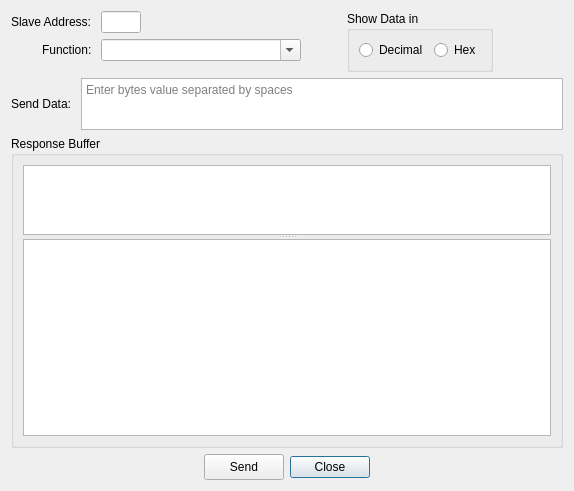
Old version of the form omodscan/dialogs/dialogusermsg.ui in the repository sanny32/OpenModScan.
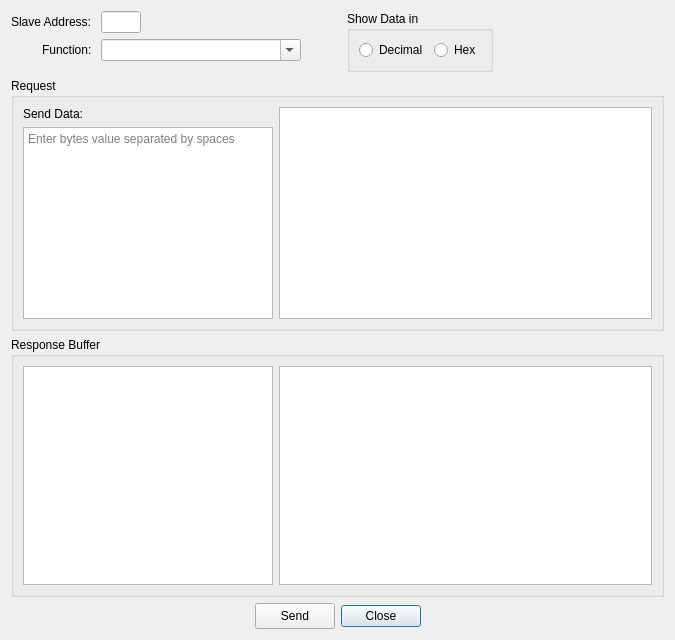
New version of the form. Custom widgets are drawn as their Qt base class.

Commit message: Working to redesign user message dialog

Diff of the .ui file:
```diff
--- a/omodscan/dialogs/dialogusermsg.ui
+++ b/omodscan/dialogs/dialogusermsg.ui
@@ -6,8 +6,8 @@
    <rect>
     <x>0</x>
     <y>0</y>
-    <width>574</width>
-    <height>491</height>
+    <width>675</width>
+    <height>640</height>
    </rect>
   </property>
   <property name="windowTitle">
@@ -133,15 +133,19 @@
     </layout>
    </item>
    <item>
-    <layout class="QHBoxLayout" name="horizontalLayout_4">
-     <item>
+    <widget class="QGroupBox" name="groupBox">
+     <property name="title">
+      <string>Request</string>
+     </property>
+     <layout class="QGridLayout" name="gridLayout">
+      <item row="0" column="1">
       <widget class="QLabel" name="labelSendData">
        <property name="text">
         <string>Send Data: </string>
        </property>
       </widget>
      </item>
-     <item>
+      <item row="1" column="1" rowspan="2">
       <widget class="ByteListTextEdit" name="sendData">
        <property name="sizePolicy">
         <sizepolicy hsizetype="Expanding" vsizetype="Fixed">
@@ -151,8 +155,8 @@
        </property>
        <property name="maximumSize">
         <size>
-         <width>16777215</width>
-         <height>52</height>
+          <width>250</width>
+          <height>16777215</height>
         </size>
        </property>
        <property name="inputMethodHints">
@@ -166,19 +170,29 @@
        </property>
       </widget>
      </item>
-    </layout>
+      <item row="0" column="2" rowspan="3">
+       <widget class="ModbusMessageWidget" name="requestInfo">
+        <property name="editTriggers">
+         <set>QAbstractItemView::EditTrigger::NoEditTriggers</set>
+        </property>
+        <property name="alternatingRowColors">
+         <bool>true</bool>
+        </property>
+        <property name="selectionMode">
+         <enum>QAbstractItemView::SelectionMode::NoSelection</enum>
+        </property>
+       </widget>
+      </item>
+     </layout>
+    </widget>
    </item>
    <item>
     <widget class="QGroupBox" name="groupBoxResponseBuffer">
      <property name="title">
       <string>Response Buffer</string>
      </property>
-     <layout class="QVBoxLayout" name="verticalLayout_2">
-      <item>
-       <widget class="QSplitter" name="splitter">
-        <property name="orientation">
-         <enum>Qt::Orientation::Vertical</enum>
-        </property>
+     <layout class="QGridLayout" name="gridLayout_2">
+      <item row="0" column="0">
         <widget class="ByteListTextEdit" name="responseBuffer">
          <property name="sizePolicy">
           <sizepolicy hsizetype="Expanding" vsizetype="Expanding">
@@ -186,6 +200,12 @@
            <verstretch>1</verstretch>
           </sizepolicy>
          </property>
+        <property name="maximumSize">
+         <size>
+          <width>250</width>
+          <height>16777215</height>
+         </size>
+        </property>
          <property name="undoRedoEnabled">
           <bool>false</bool>
          </property>
@@ -196,6 +216,8 @@
           <set>Qt::TextInteractionFlag::TextSelectableByKeyboard|Qt::TextInteractionFlag::TextSelectableByMouse</set>
          </property>
         </widget>
+      </item>
+      <item row="0" column="1">
         <widget class="ModbusMessageWidget" name="responseInfo">
          <property name="sizePolicy">
           <sizepolicy hsizetype="Expanding" vsizetype="Expanding">
@@ -219,7 +241,6 @@
           <bool>true</bool>
          </property>
         </widget>
-       </widget>
       </item>
      </layout>
     </widget>
@@ -295,16 +316,16 @@
   </layout>
  </widget>
  <customwidgets>
-  <customwidget>
-   <class>ModbusMessageWidget</class>
-   <extends>QListWidget</extends>
-   <header>modbusmessagewidget.h</header>
-  </customwidget>
   <customwidget>
    <class>NumericLineEdit</class>
    <extends>QLineEdit</extends>
    <header>numericlineedit.h</header>
   </customwidget>
+  <customwidget>
+   <class>ModbusMessageWidget</class>
+   <extends>QListWidget</extends>
+   <header>modbusmessagewidget.h</header>
+  </customwidget>
   <customwidget>
    <class>ByteListTextEdit</class>
    <extends>QPlainTextEdit</extends>
```
Lines whose indentation alone changed are shown as unchanged. The commit also changes 5 other files.
